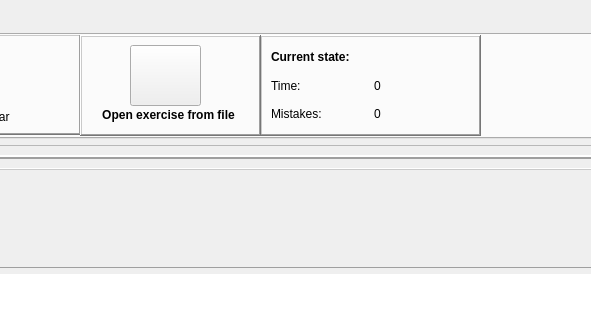
This is ui/opentyper.ui in Open-Typer/Open-Typer as Qt 5 draws it before an edit; both pictures show x 541 to 1132 and y 0 to 320 of the 1538 by 625 pixel window. The edited form follows.
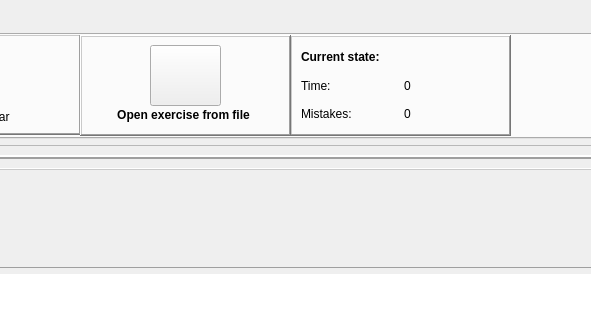
This is the edited form. Icons and pictures are not drawn. Custom widgets are drawn as their Qt base class.

Commit message: ui: opentyper: Add more space for openExerciseLabel

The edit to the form file:
```diff
--- a/ui/opentyper.ui
+++ b/ui/opentyper.ui
@@ -599,7 +599,7 @@
        <widget class="QFrame" name="trainingFrame4">
         <property name="geometry">
          <rect>
-          <x>790</x>
+          <x>820</x>
           <y>0</y>
           <width>221</width>
           <height>101</height>
@@ -813,7 +813,7 @@
          <rect>
           <x>610</x>
           <y>0</y>
-          <width>181</width>
+          <width>211</width>
           <height>101</height>
          </rect>
         </property>
@@ -828,7 +828,7 @@
           <rect>
            <x>3</x>
            <y>70</y>
-           <width>171</width>
+           <width>201</width>
            <height>20</height>
           </rect>
          </property>
@@ -848,7 +848,7 @@
         <widget class="QPushButton" name="openExerciseButton">
          <property name="geometry">
           <rect>
-           <x>50</x>
+           <x>70</x>
            <y>10</y>
            <width>71</width>
            <height>61</height>
```
